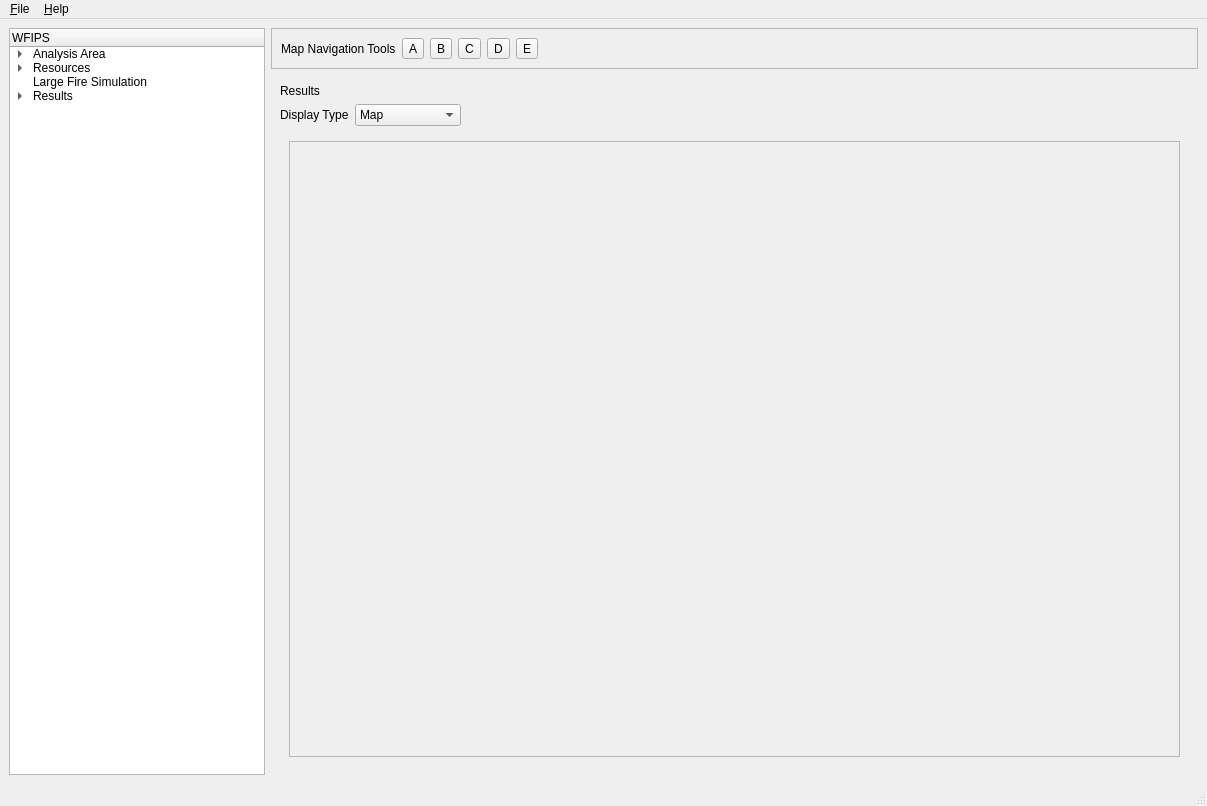
The window that irs/src/gui/wfipsmainwindow.ui (firelab/wfips) describes before a commit, drawn with Qt 5.
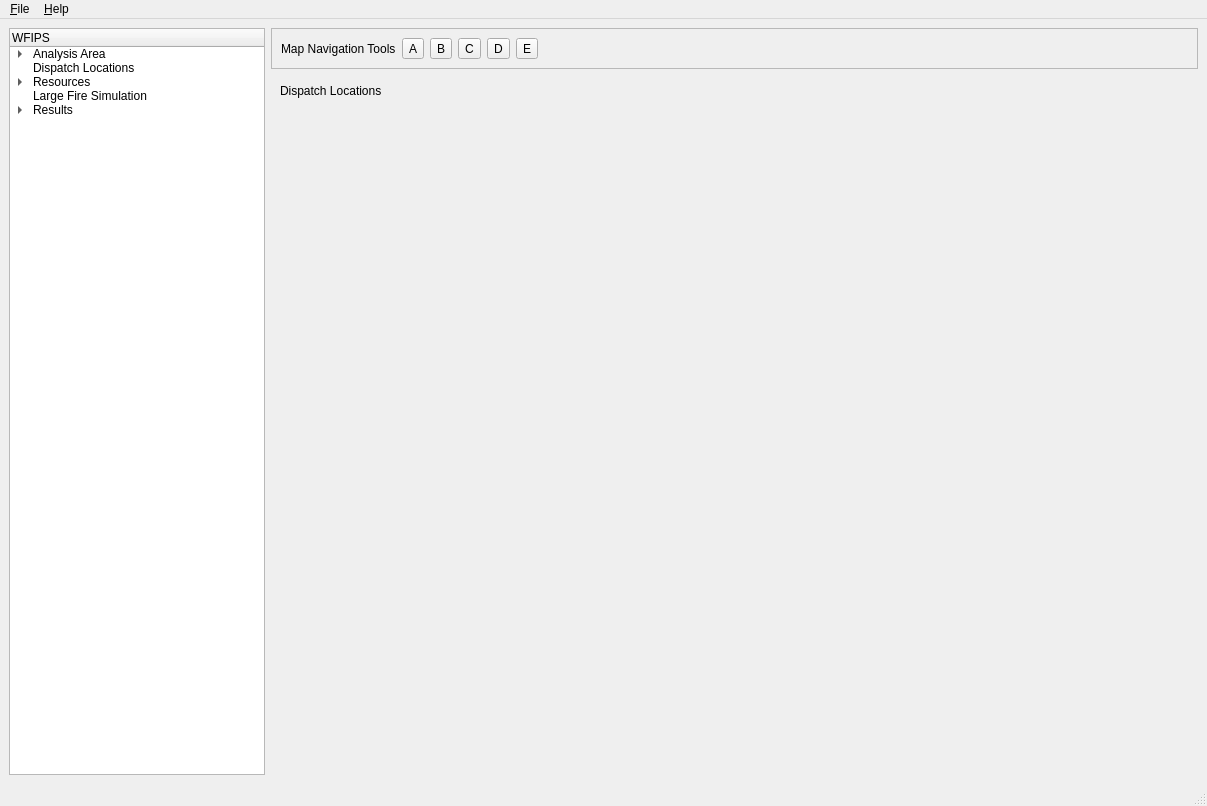
The same window after the commit. The open tabs and pages were chosen to show the change.

Commit message: add another leaf

```diff
--- a/irs/src/gui/wfipsmainwindow.ui
+++ b/irs/src/gui/wfipsmainwindow.ui
@@ -64,6 +64,11 @@
         </property>
        </item>
       </item>
+      <item>
+       <property name="text">
+        <string>Dispatch Locations</string>
+       </property>
+      </item>
       <item>
        <property name="text">
         <string>Resources</string>
@@ -236,6 +241,30 @@
           </item>
          </layout>
         </widget>
+        <widget class="QWidget" name="page_2">
+         <layout class="QVBoxLayout" name="verticalLayout_8">
+          <item>
+           <widget class="QLabel" name="label_7">
+            <property name="text">
+             <string>Dispatch Locations</string>
+            </property>
+           </widget>
+          </item>
+          <item>
+           <spacer name="verticalSpacer_3">
+            <property name="orientation">
+             <enum>Qt::Vertical</enum>
+            </property>
+            <property name="sizeHint" stdset="0">
+             <size>
+              <width>20</width>
+              <height>40</height>
+             </size>
+            </property>
+           </spacer>
+          </item>
+         </layout>
+        </widget>
         <widget class="QWidget" name="largeFirePage">
          <layout class="QVBoxLayout" name="verticalLayout_6">
           <item>
```
Left out of the diff: 2 changed lines with no effect on the pictures.
